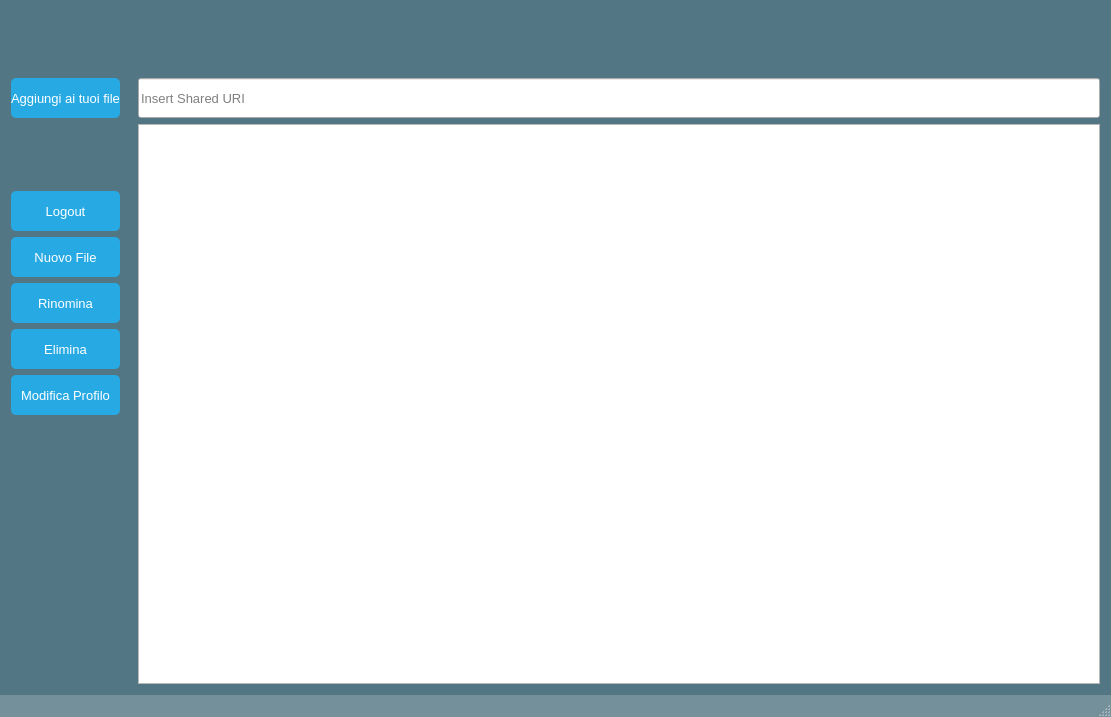
The window that Client/EditorGUI/EditorGUI/FileBrowser/FileBrowser.ui (iliodipietro/Programmazione-Di-Sistema-Collaborative-Editor) describes before a commit, drawn with Qt 5.
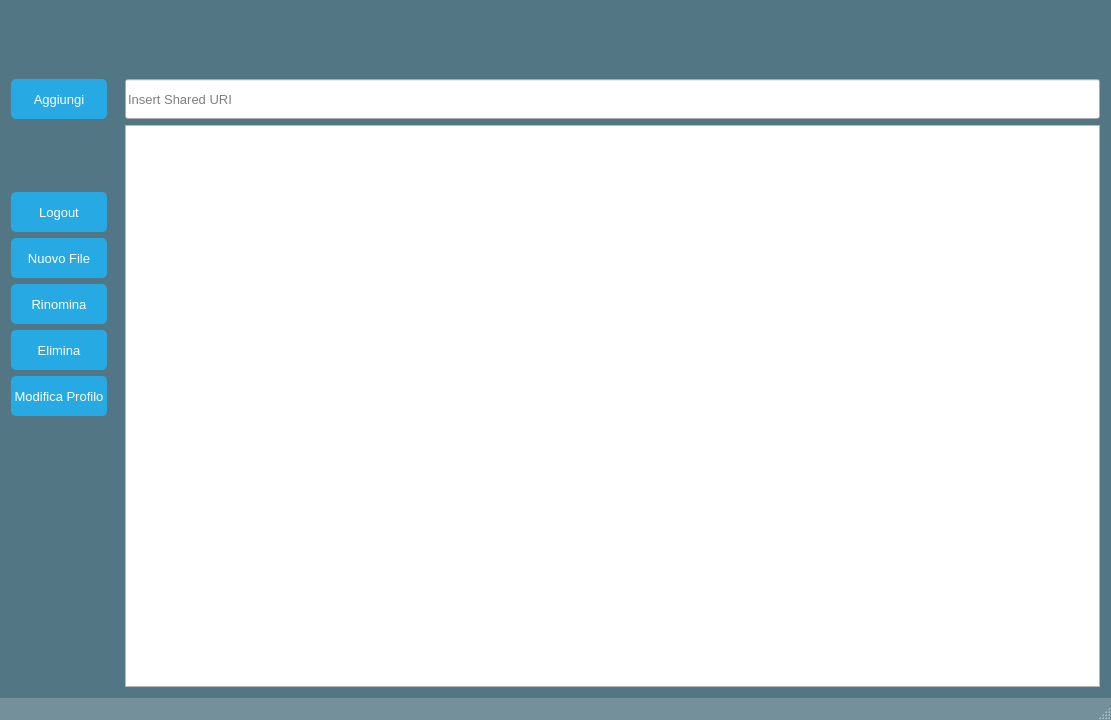
The same window after the commit.

Patch:
```diff
--- a/Client/EditorGUI/EditorGUI/FileBrowser/FileBrowser.ui
+++ b/Client/EditorGUI/EditorGUI/FileBrowser/FileBrowser.ui
@@ -7,7 +7,7 @@
     <x>0</x>
     <y>0</y>
     <width>1111</width>
-    <height>717</height>
+    <height>720</height>
    </rect>
   </property>
   <property name="sizePolicy">
@@ -57,7 +57,7 @@
 QPushButton:hover { background-color: #0080FF; }</string>
       </property>
       <property name="text">
-       <string>Aggiungi ai tuoi file</string>
+       <string>Aggiungi</string>
       </property>
      </widget>
     </item>
```
Left out of the diff: 9 changed lines with no effect on the pictures.
